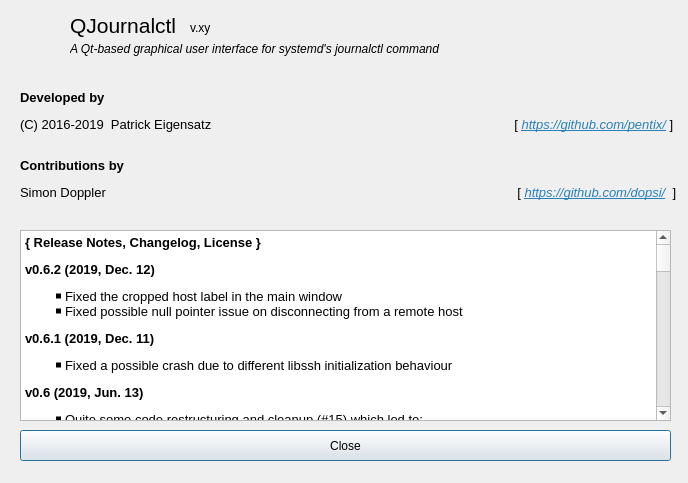
This is ui/aboutdialog.ui in pentix/qjournalctl as Qt 5 draws it before an edit. The edited form follows.
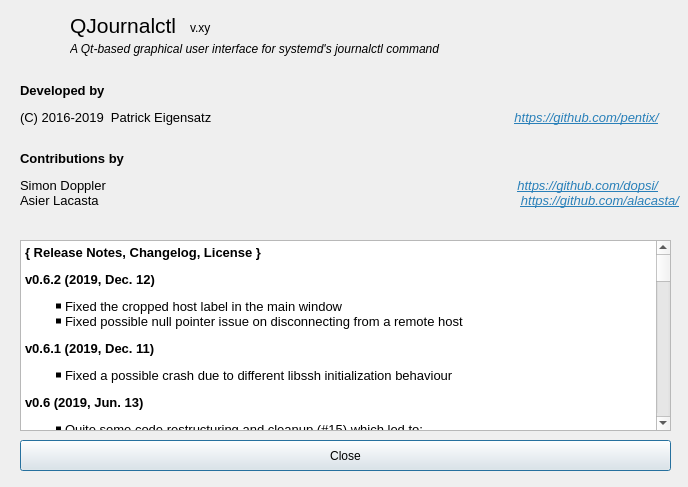
This is the edited form. Icons and pictures are not drawn.

Commit message: Windows: AboutDialog: List Asier Lacasta as a contributor :)

```diff
--- a/ui/aboutdialog.ui
+++ b/ui/aboutdialog.ui
@@ -7,7 +7,7 @@
     <x>0</x>
     <y>0</y>
     <width>688</width>
-    <height>483</height>
+    <height>487</height>
    </rect>
   </property>
   <property name="windowTitle">
@@ -72,16 +72,16 @@
 p, li { white-space: pre-wrap; }
 &lt;/style&gt;&lt;/head&gt;&lt;body style=&quot; font-family:'Sans Serif'; font-size:9pt; font-weight:400; font-style:normal;&quot;&gt;
 &lt;p style=&quot; margin-top:12px; margin-bottom:12px; margin-left:0px; margin-right:0px; -qt-block-indent:0; text-indent:0px;&quot;&gt;&lt;span style=&quot; font-family:'Noto Sans'; font-size:10pt; font-weight:600;&quot;&gt;Developed by&lt;/span&gt;&lt;/p&gt;
-&lt;p style=&quot; margin-top:12px; margin-bottom:12px; margin-left:0px; margin-right:0px; -qt-block-indent:0; text-indent:0px;&quot;&gt;&lt;span style=&quot; font-family:'Noto Sans'; font-size:10pt;&quot;&gt;(C) 2016-2019  Patrick Eigensatz                                                                                    [ &lt;/span&gt;&lt;a href=&quot;https://github.com/pentix/&quot;&gt;&lt;span style=&quot; font-family:'Noto Sans'; font-size:10pt; font-style:italic; text-decoration: underline; color:#2980b9;&quot;&gt;https://github.com/pentix/&lt;/span&gt;&lt;/a&gt;&lt;span style=&quot; font-family:'Noto Sans'; font-size:10pt;&quot;&gt; ]&lt;br /&gt;&lt;/span&gt;&lt;/p&gt;
+&lt;p style=&quot; margin-top:12px; margin-bottom:12px; margin-left:0px; margin-right:0px; -qt-block-indent:0; text-indent:0px;&quot;&gt;&lt;span style=&quot; font-family:'Noto Sans'; font-size:10pt;&quot;&gt;(C) 2016-2019  Patrick Eigensatz                                                                                    &lt;/span&gt;&lt;a href=&quot;https://github.com/pentix/&quot;&gt;&lt;span style=&quot; font-family:'Noto Sans'; font-size:10pt; font-style:italic; text-decoration: underline; color:#2980b9;&quot;&gt;https://github.com/pentix/&lt;/span&gt;&lt;/a&gt;&lt;span style=&quot; font-family:'Noto Sans'; font-size:10pt;&quot;&gt;&lt;br /&gt;&lt;/span&gt;&lt;/p&gt;
 &lt;p style=&quot; margin-top:12px; margin-bottom:12px; margin-left:0px; margin-right:0px; -qt-block-indent:0; text-indent:0px;&quot;&gt;&lt;span style=&quot; font-family:'Noto Sans'; font-size:10pt; font-weight:600;&quot;&gt;Contributions by&lt;/span&gt;&lt;/p&gt;
-&lt;p style=&quot; margin-top:12px; margin-bottom:12px; margin-left:0px; margin-right:0px; -qt-block-indent:0; text-indent:0px;&quot;&gt;&lt;span style=&quot; font-family:'Noto Sans'; font-size:10pt;&quot;&gt;Simon Doppler                                                                                                                  [ &lt;/span&gt;&lt;a href=&quot;https://github.com/dopsi/&quot;&gt;&lt;span style=&quot; font-family:'Noto Sans'; font-size:10pt; font-style:italic; text-decoration: underline; color:#2980b9;&quot;&gt;https://github.com/dopsi/&lt;/span&gt;&lt;/a&gt;&lt;span style=&quot; font-family:'Noto Sans'; font-size:10pt;&quot;&gt;  ]&lt;/span&gt;&lt;/p&gt;&lt;/body&gt;&lt;/html&gt;</string>
+&lt;p style=&quot; margin-top:12px; margin-bottom:12px; margin-left:0px; margin-right:0px; -qt-block-indent:0; text-indent:0px;&quot;&gt;&lt;span style=&quot; font-family:'Noto Sans'; font-size:10pt;&quot;&gt;Simon Doppler                                                                                                                  &lt;/span&gt;&lt;a href=&quot;https://github.com/dopsi/&quot;&gt;&lt;span style=&quot; font-family:'Noto Sans'; font-size:10pt; font-style:italic; text-decoration: underline; color:#2980b9;&quot;&gt;https://github.com/dopsi/&lt;/span&gt;&lt;/a&gt;&lt;span style=&quot; font-family:'Noto Sans'; font-size:10pt;&quot;&gt;&lt;br /&gt;Asier Lacasta                                                                                                                     &lt;/span&gt;&lt;a href=&quot;https://github.com/alacasta/&quot;&gt;&lt;span style=&quot; font-family:'Noto Sans'; font-size:10pt; font-style:italic; text-decoration: underline; color:#2980b9;&quot;&gt;https://github.com/alacasta/&lt;/span&gt;&lt;/a&gt;&lt;/p&gt;&lt;/body&gt;&lt;/html&gt;</string>
    </property>
   </widget>
   <widget class="QPushButton" name="pushButton">
    <property name="geometry">
     <rect>
      <x>20</x>
-     <y>430</y>
+     <y>440</y>
      <width>651</width>
      <height>31</height>
     </rect>
@@ -147,7 +147,7 @@
    <property name="geometry">
     <rect>
      <x>20</x>
-     <y>230</y>
+     <y>240</y>
      <width>651</width>
      <height>191</height>
     </rect>
```
The commit also changes 1 other file.
